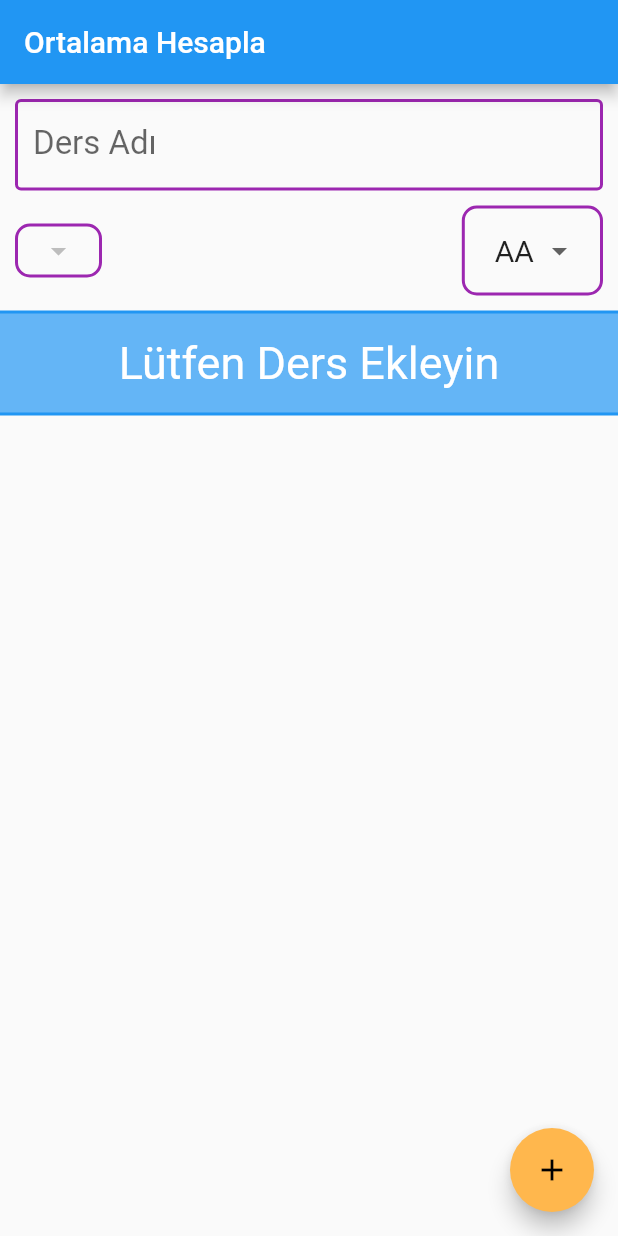
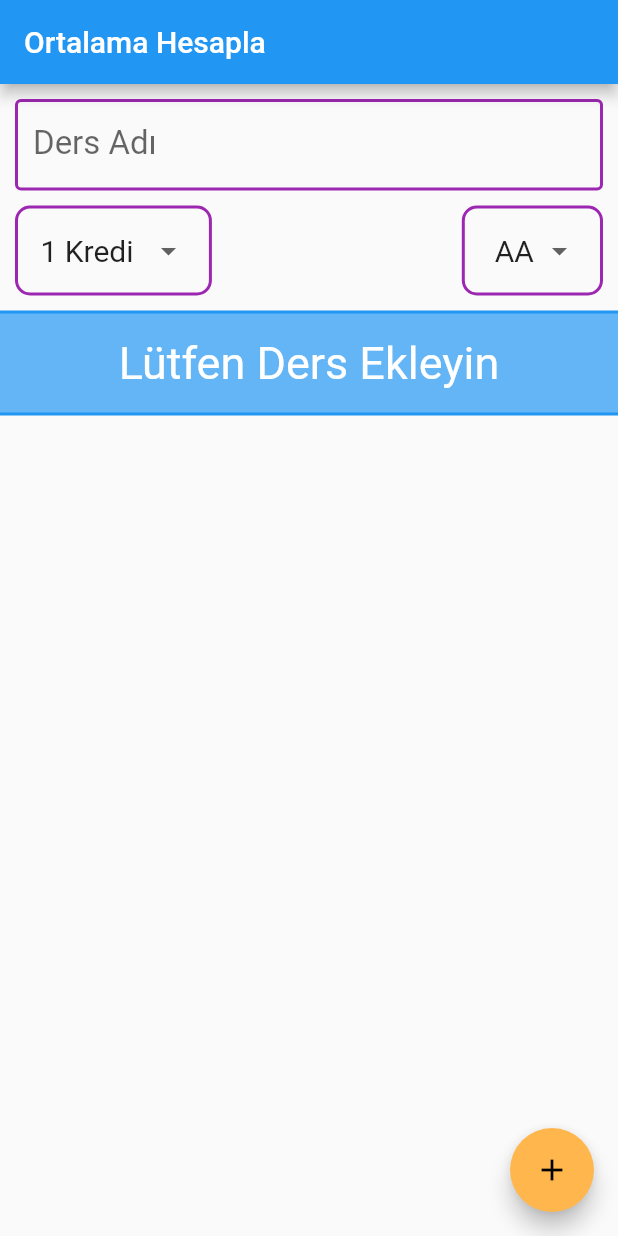
Before and after one commit to mustafauys/Average-Calculation, a Flutter app: the screen it shows after launch, on a phone screen of 412 x 824 dp. Run offline on Flutter 3.47's test engine with Material 2 defaults, Android fonts, the phone set to English and light mode, and no system bars.

Commit message:
App Completed

```diff
--- a/lib/main.dart
+++ b/lib/main.dart
@@ -210,7 +210,23 @@ class _MyHomePageState extends State<MyHomePage> {
     );
   }
 
+  List<DropdownMenuItem<int>> dersKredileriItems() {
+    List<DropdownMenuItem<int>> krediler = [];
 
+    for (int i = 1; i <= 12; i++) {
+//     var aa = DropdownMenuItem<int>(value: i, child: Text("$i Kredi"),)
+//     krediler.add(aa);
+      krediler.add(DropdownMenuItem<int>(
+        value: i,
+        child: Text(
+          "$i Kredi",
+          style: TextStyle(fontSize: 20),
+        ),
+      ));
+    }
+
+    return krediler;
+  }
 
   List<DropdownMenuItem<double>> dersHarfDegerleriItems() {
     List<DropdownMenuItem<double>> harfler = [];
```
